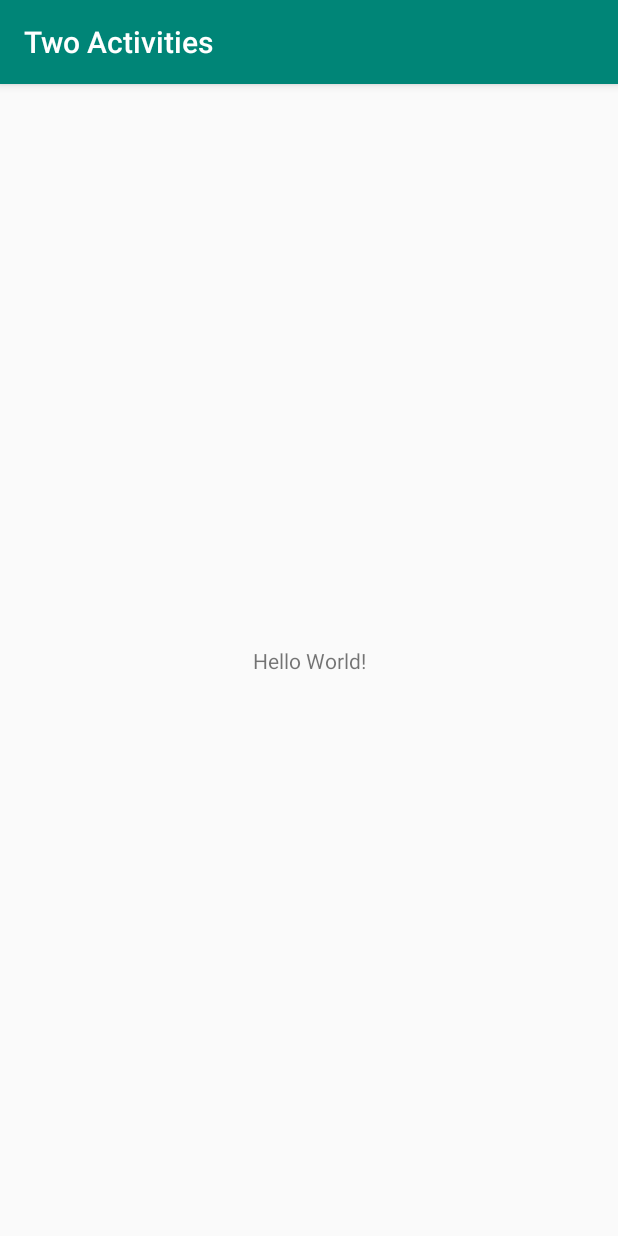
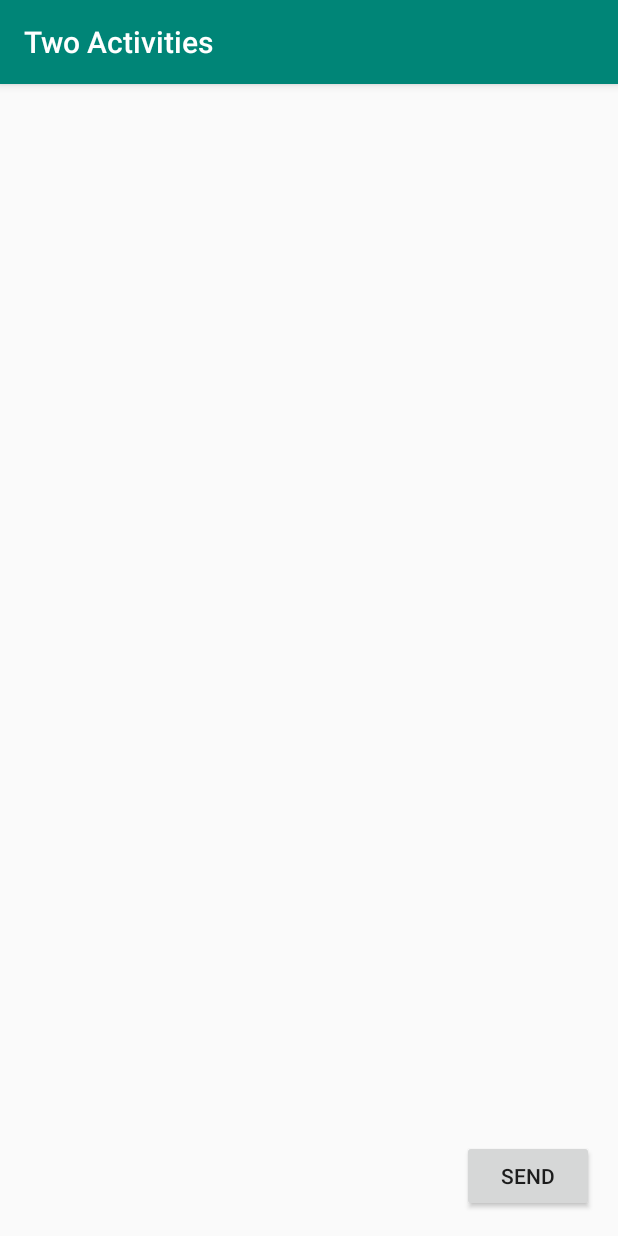
Before and after one commit to link2cory/AndroidDeveloperFundamentalsVersion2, an Android app: the screen it shows after launch (MainActivity), on a phone screen of 412 x 824 dp. Run offline under Robolectric (Android 15) with nearby library versions, the phone set to English and light mode, and no system bars.

Commit message:
created the first activity with a button that logs a simple message when clicked

```diff
--- a/app/src/main/java/com/coryperkins/twoactivities/MainActivity.java
+++ b/app/src/main/java/com/coryperkins/twoactivities/MainActivity.java
@@ -2,12 +2,19 @@ package com.coryperkins.twoactivities;
 
 import android.support.v7.app.AppCompatActivity;
 import android.os.Bundle;
+import android.util.Log;
+import android.view.View;
 
 public class MainActivity extends AppCompatActivity {
 
+    private static final String LOG_TAG = MainActivity.class.getSimpleName();
     @Override
     protected void onCreate(Bundle savedInstanceState) {
         super.onCreate(savedInstanceState);
         setContentView(R.layout.activity_main);
     }
+
+    public void launchSecondActivity(View view) {
+        Log.d(LOG_TAG, "Button clicked!");
+    }
 }
--- a/app/src/main/res/layout/activity_main.xml
+++ b/app/src/main/res/layout/activity_main.xml
@@ -6,13 +6,15 @@
     android:layout_height="match_parent"
     tools:context=".MainActivity">
 
-    <TextView
+    <Button
+        android:id="@+id/button_main"
         android:layout_width="wrap_content"
         android:layout_height="wrap_content"
-        android:text="Hello World!"
+        android:layout_marginEnd="16dp"
+        android:layout_marginRight="16dp"
+        android:layout_marginBottom="16dp"
+        android:onClick="launchSecondActivity"
+        android:text="@string/send_button_label"
         app:layout_constraintBottom_toBottomOf="parent"
-        app:layout_constraintLeft_toLeftOf="parent"
-        app:layout_constraintRight_toRightOf="parent"
-        app:layout_constraintTop_toTopOf="parent" />
-
+        app:layout_constraintEnd_toEndOf="parent" />
 </android.support.constraint.ConstraintLayout>
--- a/app/src/main/res/values/strings.xml
+++ b/app/src/main/res/values/strings.xml
@@ -1,3 +1,4 @@
 <resources>
     <string name="app_name">Two Activities</string>
+    <string name="send_button_label">Send</string>
 </resources>
```
